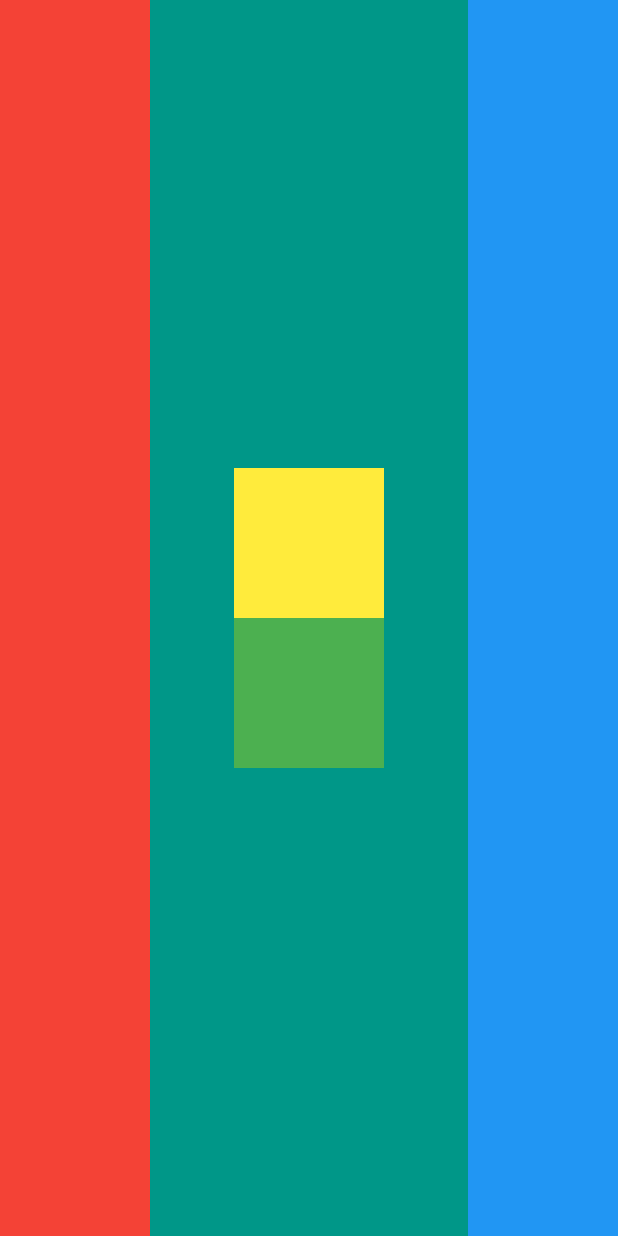
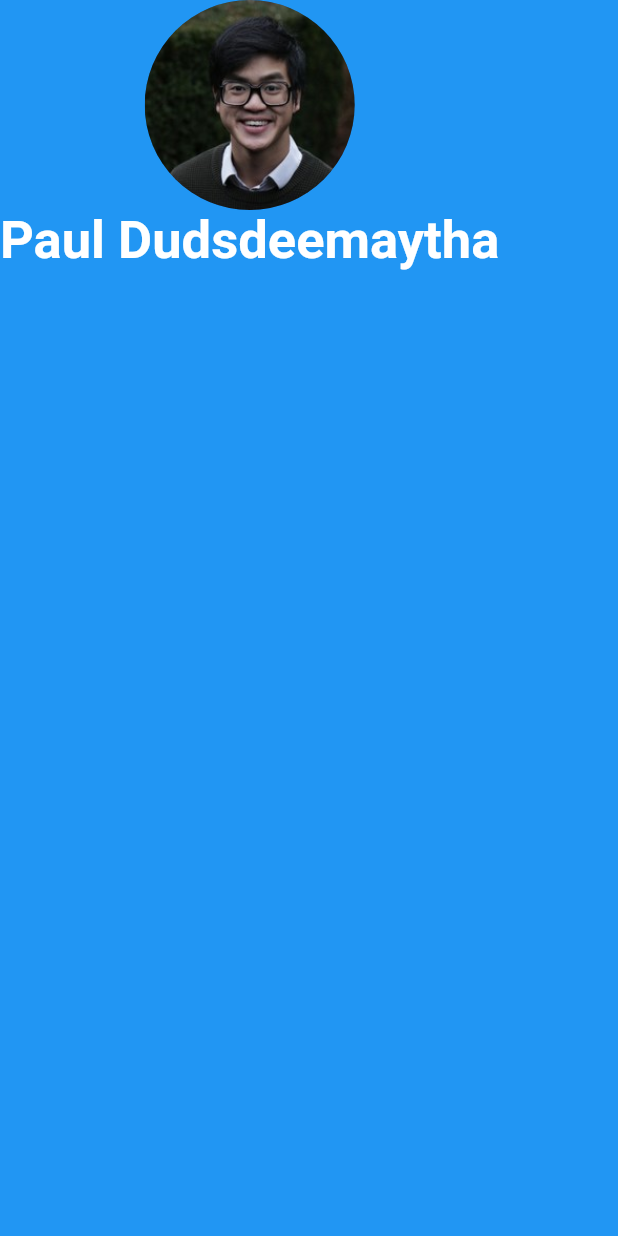
Before and after one commit to PaulDudsdeemaytha/mi_card, a Flutter app: the screen it shows after launch, on a phone screen of 412 x 824 dp. Run offline on Flutter 3.47's test engine with Material 2 defaults, Android fonts, the phone set to English and light mode, and no system bars.

Commit message:
Added AssetImage and text

```diff
--- a/lib/main.dart
+++ b/lib/main.dart
@@ -9,37 +9,23 @@ class MyApp extends StatelessWidget {
   Widget build(BuildContext context) {
     return MaterialApp(
       home: Scaffold(
-        backgroundColor: Colors.teal,
+        backgroundColor: Colors.blue,
         body: SafeArea(
-          child: Row(
-            crossAxisAlignment: CrossAxisAlignment.stretch,
-            mainAxisAlignment: MainAxisAlignment.spaceBetween,
-            children: <Widget>[
-              Container(
-                color: Colors.red,
-                height: 100,
-                width: 100,
-              ),
-              Column(mainAxisAlignment: MainAxisAlignment.center, children: [
-                Container(
-                  color: Colors.yellow,
-                  height: 100,
-                  width: 100,
-                ),
-                Container(
-                  color: Colors.green,
-                  height: 100,
-                  width: 100,
-                )
-              ]),
-              Container(
-                width: 100,
-                height: 100,
-                color: Colors.blue,
-              )
-            ],
-          ),
-        ),
+            child: Column(
+          children: <Widget>[
+            CircleAvatar(
+              backgroundImage: AssetImage('Assets/linkedinPicture.jpeg'),
+              radius: 70,
+            ),
+            Text(
+              'Paul Dudsdeemaytha',
+              style: TextStyle(
+                  fontSize: 35,
+                  color: Colors.white,
+                  fontWeight: FontWeight.bold),
+            ),
+          ],
+        )),
       ),
     );
   }
--- a/pubspec.yaml
+++ b/pubspec.yaml
@@ -37,7 +37,9 @@ flutter:
   uses-material-design: true
 
   # To add assets to your application, add an assets section, like this:
-  # assets:
+  assets:
+    - Assets/
+
   #  - images/a_dot_burr.jpeg
   #  - images/a_dot_ham.jpeg
 
```
Also changed, not shown: Assets/linkedinPicture.jpeg (added).
